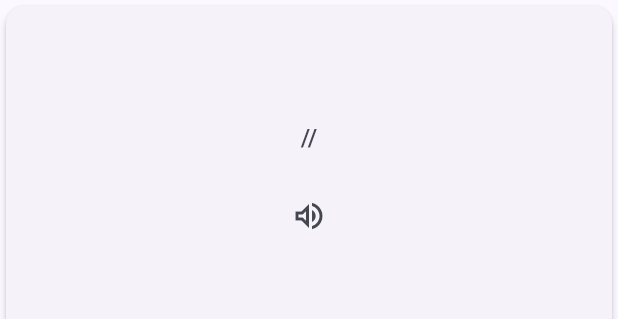
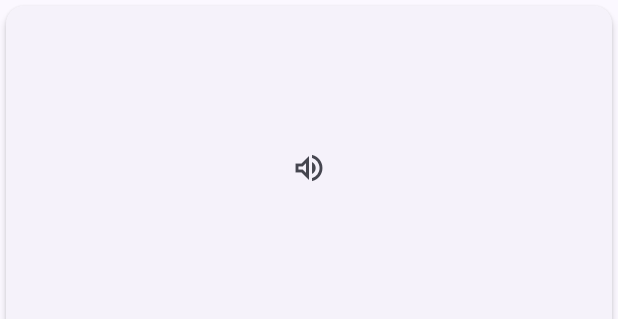
Before and after one commit to Lmx2891632957/HappyBeiDanCi, a Flutter app: the SessionCard widget shown alone on an empty page, opened directly with empty values, on a phone screen of 412 x 824 dp. Shown: the top 319 px of the screen. Run offline on Flutter 3.47's test engine with Material 3 defaults, Android fonts, the phone set to English and light mode, and no system bars; our stand-ins replace drift, drift_flutter, flutter_local_notifications, flutter_riverpod, go_router, just_audio and 2 more; missing offline and left inert: sqlite3, workmanager; accounts and stored records are empty; generated files the repository leaves out were written again; network calls fail.

Commit message:
fix(ipa): 音标显示将 ɹ 规范为 r 并清理西里尔混淆字符，空音标隐藏

```diff
--- /dev/null
+++ b/lib/domain/models/ipa_display.dart
@@ -0,0 +1,14 @@
+/// 音标展示归一化（TECH_DOC §10.2 音标展示与入库规范，与内容管线
+/// build_wordbook.py 保持一致，口径以文档为准）。
+///
+/// 解决两类观感问题：
+/// 1. ipa-dict 使用严格 IPA 的 ɹ（U+0279，turned r），观感为"翻转的 r"，
+///    学习者词典惯例使用普通 `r`；
+/// 2. ECDICT 上游音标混入西里尔形近字符（ә/є），部分字体下显示异常。
+/// 纯逻辑、无 Flutter 依赖，便于 domain 单测。
+String normalizeIpaForDisplay(String phonetic) {
+  return phonetic
+      .replaceAll('\u0279', 'r') // ɹ（turned r）→ r
+      .replaceAll('\u04d9', '\u0259') // 西里尔 ә → 拉丁 ə
+      .replaceAll('\u0454', 'e'); // 西里尔 є → 拉丁 e
+}
--- a/lib/features/learn/widgets/session_card.dart
+++ b/lib/features/learn/widgets/session_card.dart
@@ -5,6 +5,7 @@ import 'package:flutter_riverpod/flutter_riverpod.dart';
 
 import '../../../app/l10n/app_localizations.dart';
 import '../../../app/providers.dart';
+import '../../../domain/models/ipa_display.dart';
 import '../../../domain/models/word.dart';
 
 /// 会话卡片（学习/复习共用，TECH_DOC §4 补充说明 5）。
@@ -56,6 +57,8 @@ class _SessionCardState extends ConsumerState<SessionCard> {
     final l10n = AppLocalizations.of(context);
     final theme = Theme.of(context);
     final word = widget.word;
+    // 空音标（ECDICT 兜底缺失）不展示，避免出现 "//"（TECH_DOC §10.2）。
+    final ipa = normalizeIpaForDisplay(word.phonetic);
     return SizedBox(
       key: const ValueKey('front'),
       width: double.infinity,
@@ -72,13 +75,15 @@ class _SessionCardState extends ConsumerState<SessionCard> {
               ),
               textAlign: TextAlign.center,
             ),
-            const SizedBox(height: 8),
-            Text(
-              '/${word.phonetic}/',
-              style: theme.textTheme.titleMedium?.copyWith(
-                color: theme.colorScheme.onSurfaceVariant,
+            if (ipa.isNotEmpty) ...[
+              const SizedBox(height: 8),
+              Text(
+                '/$ipa/',
+                style: theme.textTheme.titleMedium?.copyWith(
+                  color: theme.colorScheme.onSurfaceVariant,
+                ),
               ),
-            ),
+            ],
             const SizedBox(height: 16),
             // 发音按钮：发音开关关闭或无可用播放源时为 no-op（§9.1）。
             IconButton(
--- a/lib/features/onboarding/skip_known_words_page.dart
+++ b/lib/features/onboarding/skip_known_words_page.dart
@@ -5,6 +5,7 @@ import 'package:flutter_riverpod/flutter_riverpod.dart';
 
 import '../../app/l10n/app_localizations.dart';
 import '../../app/providers.dart';
+import '../../domain/models/ipa_display.dart';
 import '../../domain/models/word.dart';
 
 /// 熟词快筛页（PRD F1 熟词跳过 / TECH_DOC §8.3）。
@@ -314,10 +315,12 @@ class _SkipKnownWordsPageState extends ConsumerState<SkipKnownWordsPage> {
           );
         }
         final word = _words[index];
+        // 空音标（ECDICT 兜底缺失）隐藏，避免展示 "//"（TECH_DOC §10.2）。
+        final ipa = normalizeIpaForDisplay(word.phonetic);
         return CheckboxListTile(
           dense: true,
           title: Text(word.word),
-          subtitle: Text('/${word.phonetic}/'),
+          subtitle: ipa.isEmpty ? null : Text('/$ipa/'),
           value: _skipped.contains(word.id),
           onChanged: (value) => _toggle(word, value ?? false),
         );
```
Also changed, not shown: 1 other file.
